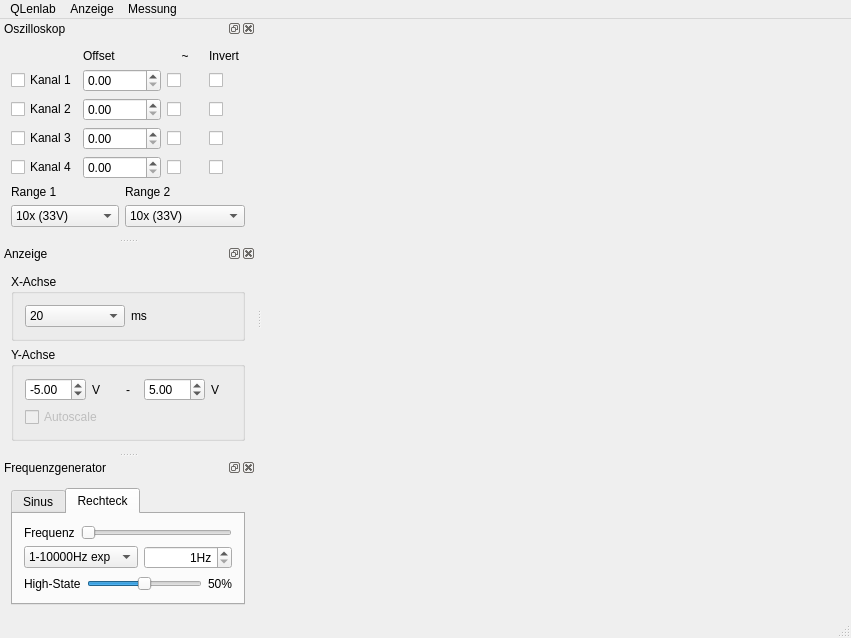
flesniak/qlenlab, file qlenlab.ui: the form before one commit.
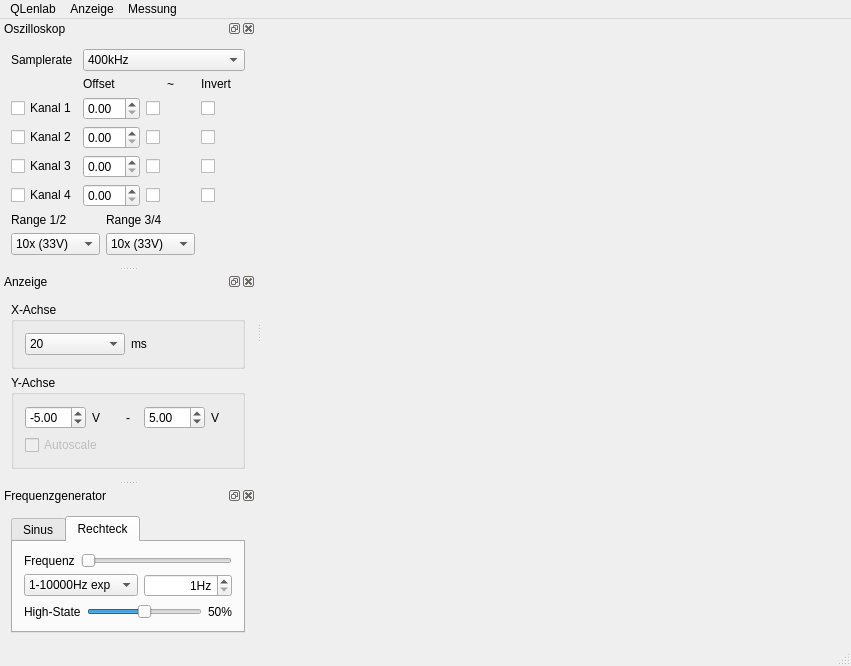
The form after the commit.

Diff of the .ui file:
```diff
--- a/qlenlab.ui
+++ b/qlenlab.ui
@@ -7,7 +7,7 @@
     <x>0</x>
     <y>0</y>
     <width>851</width>
-    <height>598</height>
+    <height>624</height>
    </rect>
   </property>
   <property name="windowTitle">
@@ -65,8 +65,54 @@
     <number>1</number>
    </attribute>
    <widget class="QWidget" name="dockWidgetContents_scope">
-    <layout class="QGridLayout" name="gridLayout">
-     <item row="0" column="1" colspan="2">
+    <layout class="QGridLayout" name="gridLayout_2">
+     <item row="0" column="0">
+      <widget class="QLabel" name="label_samplerate">
+       <property name="text">
+        <string>Samplerate</string>
+       </property>
+      </widget>
+     </item>
+     <item row="0" column="1" colspan="3">
+      <widget class="QComboBox" name="comboBox_samplerate">
+       <item>
+        <property name="text">
+         <string>400kHz</string>
+        </property>
+       </item>
+       <item>
+        <property name="text">
+         <string>200kHz</string>
+        </property>
+       </item>
+       <item>
+        <property name="text">
+         <string>125kHz</string>
+        </property>
+       </item>
+       <item>
+        <property name="text">
+         <string>100kHz</string>
+        </property>
+       </item>
+       <item>
+        <property name="text">
+         <string>50kHz</string>
+        </property>
+       </item>
+       <item>
+        <property name="text">
+         <string>10kHz</string>
+        </property>
+       </item>
+       <item>
+        <property name="text">
+         <string>1kHz</string>
+        </property>
+       </item>
+      </widget>
+     </item>
+     <item row="1" column="1">
       <widget class="QLabel" name="label_offset">
        <property name="toolTip">
         <string>Manuelles Offset. Addiert den eingestellten Wert in Volt auf die Spannung des Kanals.</string>
@@ -76,7 +122,7 @@
        </property>
       </widget>
      </item>
-     <item row="0" column="3">
+     <item row="1" column="2">
       <widget class="QLabel" name="label_alt">
        <property name="toolTip">
         <string>Macht den Eingang symmetrisch, d.h. es wird möglich, negative Spannungen zu messen.</string>
@@ -89,117 +135,122 @@
        </property>
       </widget>
      </item>
-     <item row="1" column="0">
+     <item row="1" column="3">
+      <widget class="QLabel" name="label_inv">
+       <property name="toolTip">
+        <string>Invertiert die Spannung des jeweiligen Kanals</string>
+       </property>
+       <property name="text">
+        <string>Invert</string>
+       </property>
+      </widget>
+     </item>
+     <item row="2" column="0">
       <widget class="QCheckBox" name="checkBox_ch1">
        <property name="text">
         <string>Kanal 1</string>
        </property>
       </widget>
      </item>
-     <item row="1" column="1" colspan="2">
+     <item row="2" column="1">
       <widget class="QDoubleSpinBox" name="doubleSpinBox_ch1_offset"/>
      </item>
-     <item row="1" column="3">
+     <item row="2" column="2">
       <widget class="QCheckBox" name="checkBox_ch1_alt">
        <property name="text">
         <string/>
        </property>
       </widget>
      </item>
-     <item row="1" column="4">
+     <item row="2" column="3">
       <widget class="QCheckBox" name="checkBox_ch1_inv">
        <property name="text">
         <string/>
        </property>
       </widget>
      </item>
-     <item row="2" column="0">
+     <item row="3" column="0">
       <widget class="QCheckBox" name="checkBox_ch2">
        <property name="text">
         <string>Kanal 2</string>
        </property>
       </widget>
      </item>
-     <item row="2" column="1" colspan="2">
+     <item row="3" column="1">
       <widget class="QDoubleSpinBox" name="doubleSpinBox_ch2_offset"/>
      </item>
-     <item row="2" column="3">
+     <item row="3" column="2">
       <widget class="QCheckBox" name="checkBox_ch2_alt">
        <property name="text">
         <string/>
        </property>
       </widget>
      </item>
-     <item row="2" column="4">
+     <item row="3" column="3">
       <widget class="QCheckBox" name="checkBox_ch2_inv">
        <property name="text">
         <string/>
        </property>
       </widget>
      </item>
-     <item row="3" column="0">
+     <item row="4" column="0">
       <widget class="QCheckBox" name="checkBox_ch3">
        <property name="text">
         <string>Kanal 3</string>
        </property>
       </widget>
      </item>
-     <item row="3" column="1" colspan="2">
+     <item row="4" column="1">
       <widget class="QDoubleSpinBox" name="doubleSpinBox_ch3_offset"/>
      </item>
-     <item row="3" column="3">
+     <item row="4" column="2">
       <widget class="QCheckBox" name="checkBox_ch3_alt">
        <property name="text">
         <string/>
        </property>
       </widget>
      </item>
-     <item row="3" column="4">
+     <item row="4" column="3">
       <widget class="QCheckBox" name="checkBox_ch3_inv">
        <property name="text">
         <string/>
        </property>
       </widget>
      </item>
-     <item row="4" column="0">
+     <item row="6" column="0">
       <widget class="QCheckBox" name="checkBox_ch4">
        <property name="text">
         <string>Kanal 4</string>
        </property>
       </widget>
      </item>
-     <item row="4" column="1" colspan="2">
+     <item row="6" column="1">
       <widget class="QDoubleSpinBox" name="doubleSpinBox_ch4_offset"/>
      </item>
-     <item row="4" column="3">
+     <item row="6" column="2">
       <widget class="QCheckBox" name="checkBox_ch4_alt">
        <property name="text">
         <string/>
        </property>
       </widget>
      </item>
-     <item row="4" column="4">
-      <widget class="QCheckBox" name="checkBox_ch4_inv">
-       <property name="text">
-        <string/>
-       </property>
-      </widget>
-     </item>
-     <item row="5" column="0">
+     <item row="7" column="0" colspan="3">
+      <layout class="QGridLayout" name="gridLayout">
+       <item row="0" column="0">
       <widget class="QLabel" name="label_range1">
        <property name="text">
-        <string>Range 1</string>
+          <string>Range 1/2</string>
        </property>
       </widget>
      </item>
-     <item row="5" column="2" colspan="2">
+       <item row="0" column="1">
       <widget class="QLabel" name="label_range2">
        <property name="text">
-        <string>Range 2</string>
+          <string>Range 3/4</string>
        </property>
       </widget>
      </item>
-     <item row="6" column="0" colspan="2">
+       <item row="1" column="0">
       <widget class="QComboBox" name="comboBox_range2">
        <property name="currentIndex">
         <number>3</number>
@@ -226,7 +277,7 @@
        </item>
       </widget>
      </item>
-     <item row="6" column="2" colspan="3">
+       <item row="1" column="1">
       <widget class="QComboBox" name="comboBox_range1">
        <property name="currentIndex">
         <number>3</number>
@@ -253,7 +304,9 @@
        </item>
       </widget>
      </item>
-     <item row="7" column="0">
+      </layout>
+     </item>
+     <item row="8" column="0">
       <spacer name="verticalSpacer_2">
        <property name="orientation">
         <enum>Qt::Vertical</enum>
@@ -266,13 +319,10 @@
        </property>
       </spacer>
      </item>
-     <item row="0" column="4">
-      <widget class="QLabel" name="label_inv">
-       <property name="toolTip">
-        <string>Invertiert die Spannung des jeweiligen Kanals</string>
-       </property>
+     <item row="6" column="3">
+      <widget class="QCheckBox" name="checkBox_ch4_inv">
        <property name="text">
-        <string>Invert</string>
+        <string/>
        </property>
       </widget>
      </item>
```
Lines whose indentation alone changed are shown as unchanged.
